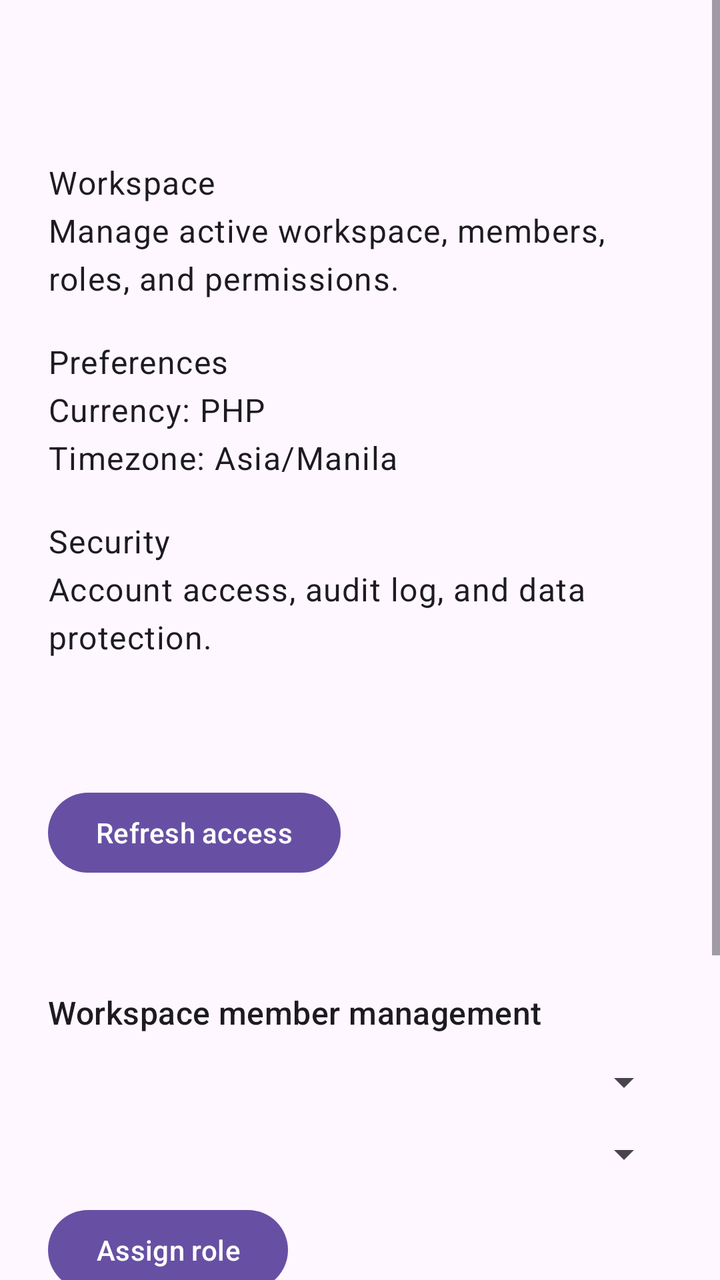
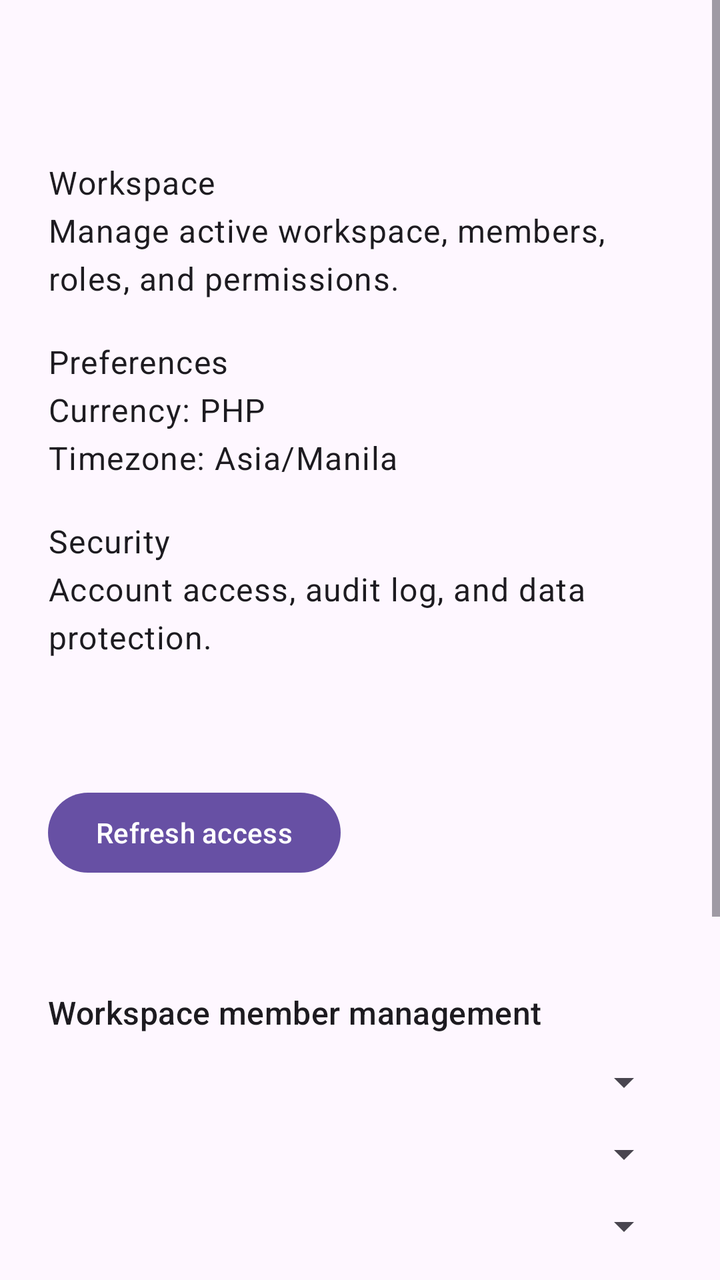

Compare the two renders of this Android layout. The source of the first and the diff that turns it into the second are given below.
<!-- AndroidManifest.xml: application theme AppTheme -->
<!-- res/layout/fragment_settings.xml -->
<?xml version="1.0" encoding="utf-8"?>

<ScrollView xmlns:android="http://schemas.android.com/apk/res/android"
    android:layout_width="match_parent"
    android:layout_height="match_parent">

    <LinearLayout
        android:layout_width="match_parent"
        android:layout_height="wrap_content"
        android:orientation="vertical"
        android:padding="24dp">

        <TextView
            android:id="@+id/settings_title"
            android:layout_width="wrap_content"
            android:layout_height="wrap_content"
            android:textAppearance="?attr/textAppearanceHeadlineSmall"
            android:textStyle="bold" />

        <TextView
            android:layout_width="match_parent"
            android:layout_height="wrap_content"
            android:layout_marginTop="24dp"
            android:text="Workspace\nManage active workspace, members, roles, and permissions."
            android:textAppearance="?attr/textAppearanceBodyLarge" />

        <TextView
            android:layout_width="match_parent"
            android:layout_height="wrap_content"
            android:layout_marginTop="20dp"
            android:text="Preferences\nCurrency: PHP\nTimezone: Asia/Manila"
            android:textAppearance="?attr/textAppearanceBodyLarge" />

        <TextView
            android:layout_width="match_parent"
            android:layout_height="wrap_content"
            android:layout_marginTop="20dp"
            android:text="Security\nAccount access, audit log, and data protection."
            android:textAppearance="?attr/textAppearanceBodyLarge" />

        <TextView
            android:id="@+id/settings_status"
            android:layout_width="match_parent"
            android:layout_height="wrap_content"
            android:layout_marginTop="24dp"
            android:textAppearance="?attr/textAppearanceBodyMedium"
            android:textStyle="italic" />

        <Button
            android:id="@+id/settings_refresh_button"
            android:layout_width="wrap_content"
            android:layout_height="wrap_content"
            android:layout_marginTop="20dp"
            android:text="Refresh access" />

        <TextView
            android:id="@+id/settings_details"
            android:layout_width="match_parent"
            android:layout_height="wrap_content"
            android:layout_marginTop="12dp"
            android:textAppearance="?attr/textAppearanceBodyMedium" />

        <TextView
            android:layout_width="match_parent"
            android:layout_height="wrap_content"
            android:layout_marginTop="24dp"
            android:text="Workspace member management"
            android:textAppearance="?attr/textAppearanceTitleMedium" />

        <Spinner
            android:id="@+id/settings_member_spinner"
            android:layout_width="match_parent"
            android:layout_height="wrap_content"
            android:layout_marginTop="12dp" />

        <Spinner
            android:id="@+id/settings_role_spinner"
            android:layout_width="match_parent"
            android:layout_height="wrap_content"
            android:layout_marginTop="12dp" />

        <Button
            android:id="@+id/settings_assign_role_button"
            android:layout_width="wrap_content"
            android:layout_height="wrap_content"
            android:layout_marginTop="12dp"
            android:text="Assign role" />

        <TextView
            android:layout_width="match_parent"
            android:layout_height="wrap_content"
            android:layout_marginTop="24dp"
            android:text="Role permissions"
            android:textAppearance="?attr/textAppearanceTitleMedium" />

        <Spinner
            android:id="@+id/settings_permission_role_spinner"
            android:layout_width="match_parent"
            android:layout_height="wrap_content"
            android:layout_marginTop="12dp" />

        <LinearLayout
            android:id="@+id/settings_permission_checkbox_container"
            android:layout_width="match_parent"
            android:layout_height="wrap_content"
            android:layout_marginTop="12dp"
            android:orientation="vertical" />

        <Button
            android:id="@+id/settings_save_permissions_button"
            android:layout_width="wrap_content"
            android:layout_height="wrap_content"
            android:layout_marginTop="12dp"
            android:text="Save permissions" />

        <TextView
            android:id="@+id/settings_permission_summary"
            android:layout_width="match_parent"
            android:layout_height="wrap_content"
            android:layout_marginTop="12dp"
            android:textAppearance="?attr/textAppearanceBodyMedium" />

    </LinearLayout>
</ScrollView>
<!-- resources referenced by this layout -->
<resources>
  <style name="AppTheme" parent="Base.AppTheme" />
  <style name="Base.AppTheme" parent="Theme.Material3.DayNight.NoActionBar">
      
      
    </style>
</resources>

<!-- the commit's change to res/layout/fragment_settings.xml (unified diff, before → after) -->
@@ -68,6 +68,12 @@
             android:textAppearance="?attr/textAppearanceTitleMedium" />
 
         <Spinner
+            android:id="@+id/settings_workspace_spinner"
+            android:layout_width="match_parent"
+            android:layout_height="wrap_content"
+            android:layout_marginTop="12dp" />
+
+        <Spinner
             android:id="@+id/settings_member_spinner"
             android:layout_width="match_parent"
             android:layout_height="wrap_content"
